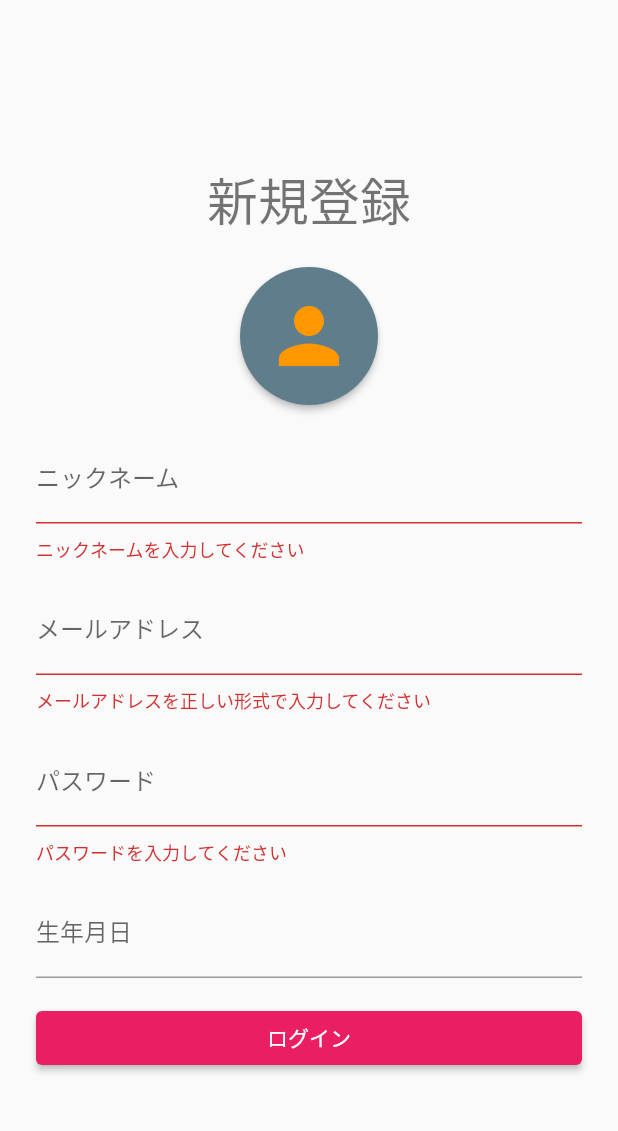
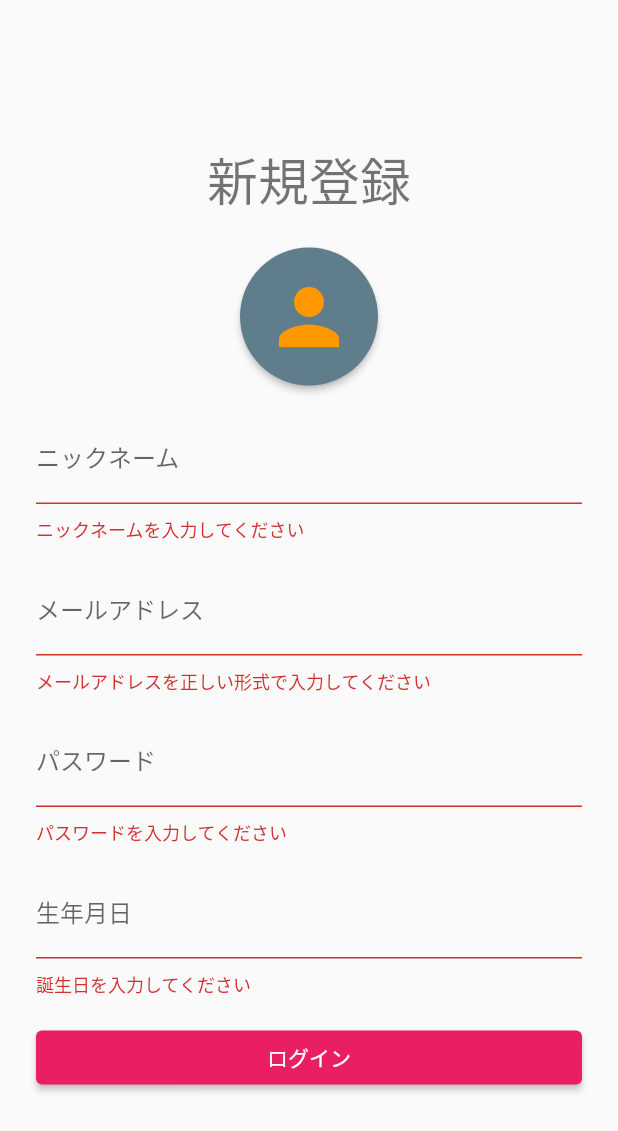
Before and after one commit to nectere-jp/mal_learn_old, a Flutter app: the screen it shows after launch, after a tap on "ログイン", on a phone screen of 412 x 824 dp. Shown: the top 1131 px of the screen. Run offline on Flutter 3.47's test engine with Material 2 defaults, Android fonts, the phone set to English and light mode, and no system bars; our stand-ins replace email_validator, file_picker, firebase_auth, firebase_core, flutter_riverpod; accounts and stored records are empty.

Commit message:
誕生日入力欄のエラーを表示

```diff
--- a/lib/widgets/input_fields.dart
+++ b/lib/widgets/input_fields.dart
@@ -152,6 +152,7 @@ class BirthDayField extends StatefulWidget {
 
 class BirthDayFieldState extends State<BirthDayField> {
   final _controller = TextEditingController();
+  String? _errorText;
 
   @override
   initState() {
@@ -171,13 +172,17 @@ class BirthDayFieldState extends State<BirthDayField> {
       controller: _controller,
       readOnly: true,
       onTap: () => _selectDate(),
-      decoration: const InputDecoration(labelText: '生年月日'),
+      decoration: InputDecoration(labelText: '生年月日', errorText: _errorText),
     );
   }
 
-  String? birthDayValidator(DateTime? birthDay) {
-    if (birthDay == null) {
-      return '誕生日を入力してください';
+  String? birthDayValidator(DateTime? value) {
+    if (value == null) {
+      String _message = '誕生日を入力してください';
+      setState(() {
+        _errorText = _message;
+      });
+      return _message;
     }
     return null;
   }
```
